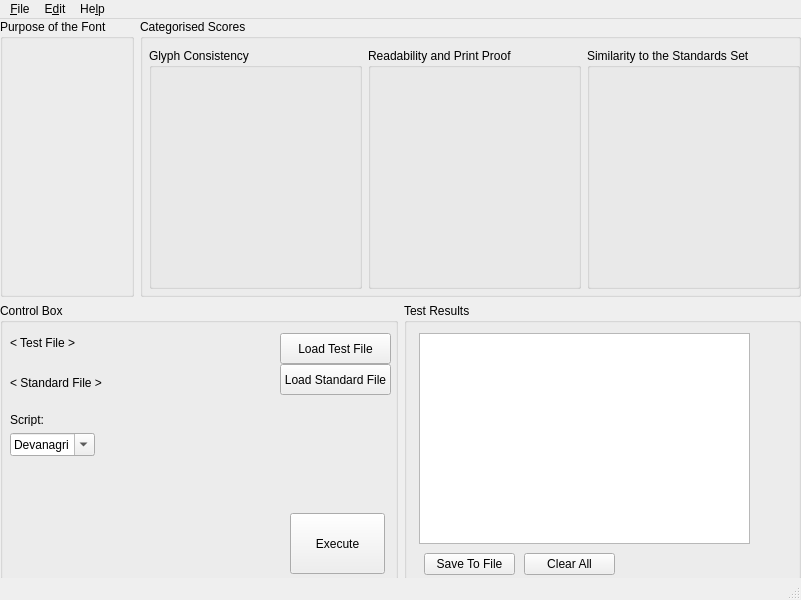
ankur-india/FontCompare, file ui/fontCompare.ui: the form before one commit.
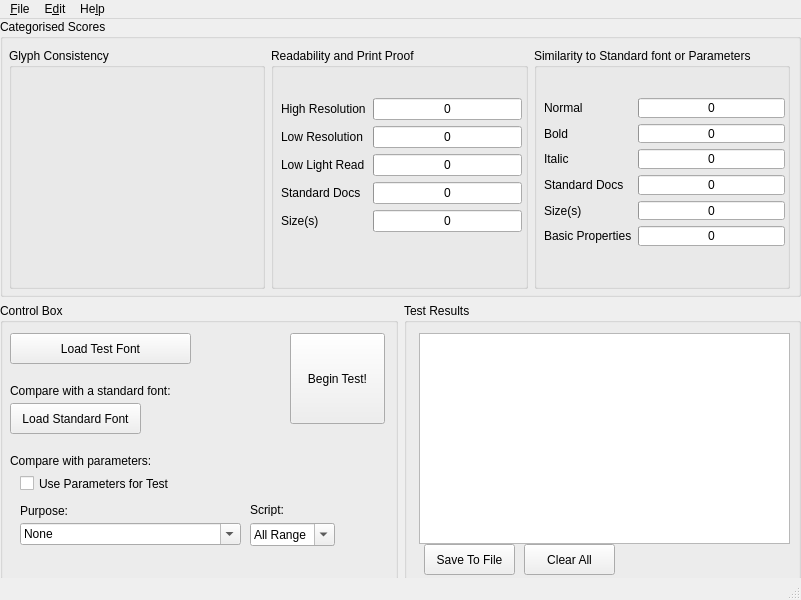
The form after the commit.

Commit message: added more features to the GUI and made it more generic, classifying the kind of tests user wants.

Patch:
```diff
--- a/ui/fontCompare.ui
+++ b/ui/fontCompare.ui
@@ -26,19 +26,6 @@
     <layout class="QVBoxLayout" name="verticalLayout">
      <item>
       <layout class="QHBoxLayout" name="horizontalLayout">
-       <item>
-        <widget class="QGroupBox" name="groupBox_2">
-         <property name="sizePolicy">
-          <sizepolicy hsizetype="Fixed" vsizetype="Preferred">
-           <horstretch>0</horstretch>
-           <verstretch>0</verstretch>
-          </sizepolicy>
-         </property>
-         <property name="title">
-          <string>Purpose of the Font</string>
-         </property>
-        </widget>
-       </item>
        <item>
         <widget class="QGroupBox" name="groupBox">
          <property name="title">
@@ -49,7 +36,7 @@
            <rect>
             <x>9</x>
             <y>29</y>
-            <width>651</width>
+            <width>781</width>
             <height>241</height>
            </rect>
           </property>
@@ -66,13 +53,260 @@
              <property name="title">
               <string>Readability and Print Proof</string>
              </property>
+             <widget class="QWidget" name="layoutWidget">
+              <property name="geometry">
+               <rect>
+                <x>10</x>
+                <y>50</y>
+                <width>241</width>
+                <height>149</height>
+               </rect>
+              </property>
+              <layout class="QFormLayout" name="formLayout_2">
+               <property name="fieldGrowthPolicy">
+                <enum>QFormLayout::ExpandingFieldsGrow</enum>
+               </property>
+               <item row="0" column="0">
+                <widget class="QLabel" name="label_12">
+                 <property name="text">
+                  <string>High Resolution</string>
+                 </property>
+                </widget>
+               </item>
+               <item row="0" column="1">
+                <widget class="QProgressBar" name="progressBar_9">
+                 <property name="maximum">
+                  <number>10</number>
+                 </property>
+                 <property name="value">
+                  <number>0</number>
+                 </property>
+                 <property name="format">
+                  <string>%p</string>
+                 </property>
+                </widget>
+               </item>
+               <item row="1" column="0">
+                <widget class="QLabel" name="label_13">
+                 <property name="text">
+                  <string>Low Resolution </string>
+                 </property>
+                </widget>
+               </item>
+               <item row="1" column="1">
+                <widget class="QProgressBar" name="progressBar_10">
+                 <property name="maximum">
+                  <number>10</number>
+                 </property>
+                 <property name="value">
+                  <number>0</number>
+                 </property>
+                 <property name="format">
+                  <string>%p</string>
+                 </property>
+                </widget>
+               </item>
+               <item row="2" column="0">
+                <widget class="QLabel" name="label_14">
+                 <property name="text">
+                  <string>Low Light Read</string>
+                 </property>
+                </widget>
+               </item>
+               <item row="2" column="1">
+                <widget class="QProgressBar" name="progressBar_11">
+                 <property name="maximum">
+                  <number>10</number>
+                 </property>
+                 <property name="value">
+                  <number>0</number>
+                 </property>
+                 <property name="format">
+                  <string>%p</string>
+                 </property>
+                </widget>
+               </item>
+               <item row="3" column="0">
+                <widget class="QLabel" name="label_15">
+                 <property name="text">
+                  <string>Standard Docs</string>
+                 </property>
+                </widget>
+               </item>
+               <item row="3" column="1">
+                <widget class="QProgressBar" name="progressBar_12">
+                 <property name="maximum">
+                  <number>10</number>
+                 </property>
+                 <property name="value">
+                  <number>0</number>
+                 </property>
+                 <property name="format">
+                  <string>%p</string>
+                 </property>
+                </widget>
+               </item>
+               <item row="4" column="0">
+                <widget class="QLabel" name="label_16">
+                 <property name="text">
+                  <string>Size(s) </string>
+                 </property>
+                </widget>
+               </item>
+               <item row="4" column="1">
+                <widget class="QProgressBar" name="progressBar_13">
+                 <property name="maximum">
+                  <number>10</number>
+                 </property>
+                 <property name="value">
+                  <number>0</number>
+                 </property>
+                 <property name="format">
+                  <string>%p</string>
+                 </property>
+                </widget>
+               </item>
+              </layout>
+             </widget>
             </widget>
            </item>
            <item>
             <widget class="QGroupBox" name="groupBox_5">
              <property name="title">
-              <string>Similarity to the Standards Set</string>
+              <string>Similarity to Standard font or Parameters</string>
              </property>
+             <widget class="QWidget" name="layoutWidget">
+              <property name="geometry">
+               <rect>
+                <x>10</x>
+                <y>50</y>
+                <width>241</width>
+                <height>148</height>
+               </rect>
+              </property>
+              <layout class="QFormLayout" name="formLayout">
+               <item row="0" column="0">
+                <widget class="QLabel" name="label_4">
+                 <property name="text">
+                  <string>Normal</string>
+                 </property>
+                </widget>
+               </item>
+               <item row="0" column="1">
+                <widget class="QProgressBar" name="NormalScoreBar">
+                 <property name="maximum">
+                  <number>10</number>
+                 </property>
+                 <property name="value">
+                  <number>0</number>
+                 </property>
+                 <property name="format">
+                  <string>%v</string>
+                 </property>
+                </widget>
+               </item>
+               <item row="1" column="0">
+                <widget class="QLabel" name="label_5">
+                 <property name="text">
+                  <string>Bold </string>
+                 </property>
+                </widget>
+               </item>
+               <item row="1" column="1">
+                <widget class="QProgressBar" name="progressBar_2">
+                 <property name="maximum">
+                  <number>10</number>
+                 </property>
+                 <property name="value">
+                  <number>0</number>
+                 </property>
+                 <property name="format">
+                  <string>%p</string>
+                 </property>
+                </widget>
+               </item>
+               <item row="2" column="0">
+                <widget class="QLabel" name="label_6">
+                 <property name="text">
+                  <string>Italic </string>
+                 </property>
+                </widget>
+               </item>
+               <item row="2" column="1">
+                <widget class="QProgressBar" name="progressBar_3">
+                 <property name="maximum">
+                  <number>10</number>
+                 </property>
+                 <property name="value">
+                  <number>0</number>
+                 </property>
+                 <property name="format">
+                  <string>%p</string>
+                 </property>
+                </widget>
+               </item>
+               <item row="3" column="0">
+                <widget class="QLabel" name="label_10">
+                 <property name="text">
+                  <string>Standard Docs</string>
+                 </property>
+                </widget>
+               </item>
+               <item row="3" column="1">
+                <widget class="QProgressBar" name="progressBar_7">
+                 <property name="maximum">
+                  <number>10</number>
+                 </property>
+                 <property name="value">
+                  <number>0</number>
+                 </property>
+                 <property name="format">
+                  <string>%p</string>
+                 </property>
+                </widget>
+               </item>
+               <item row="4" column="0">
+                <widget class="QLabel" name="label_11">
+                 <property name="text">
+                  <string>Size(s) </string>
+                 </property>
+                </widget>
+               </item>
+               <item row="4" column="1">
+                <widget class="QProgressBar" name="progressBar_8">
+                 <property name="maximum">
+                  <number>10</number>
+                 </property>
+                 <property name="value">
+                  <number>0</number>
+                 </property>
+                 <property name="format">
+                  <string>%p</string>
+                 </property>
+                </widget>
+               </item>
+               <item row="5" column="1">
+                <widget class="QProgressBar" name="progressBar_4">
+                 <property name="maximum">
+                  <number>10</number>
+                 </property>
+                 <property name="value">
+                  <number>0</number>
+                 </property>
+                 <property name="format">
+                  <string>%p</string>
+                 </property>
+                </widget>
+               </item>
+               <item row="5" column="0">
+                <widget class="QLabel" name="label_7">
+                 <property name="text">
+                  <string>Basic Properties</string>
+                 </property>
+                </widget>
+               </item>
+              </layout>
+             </widget>
             </widget>
            </item>
           </layout>
@@ -91,8 +325,8 @@
          <widget class="QComboBox" name="languageBox">
           <property name="geometry">
            <rect>
-            <x>10</x>
-            <y>130</y>
+            <x>250</x>
+            <y>220</y>
             <width>85</width>
             <height>23</height>
            </rect>
@@ -100,6 +334,11 @@
           <property name="editable">
            <bool>true</bool>
           </property>
+          <item>
+           <property name="text">
+            <string>All Range</string>
+           </property>
+          </item>
           <item>
            <property name="text">
             <string>Devanagri</string>
@@ -120,72 +359,46 @@
           <property name="geometry">
            <rect>
             <x>290</x>
-            <y>210</y>
+            <y>30</y>
             <width>95</width>
-            <height>61</height>
+            <height>91</height>
            </rect>
           </property>
           <property name="text">
-           <string>Execute</string>
+           <string>Begin Test!</string>
           </property>
          </widget>
          <widget class="QPushButton" name="loadTestpushButton">
           <property name="geometry">
            <rect>
-            <x>280</x>
+            <x>10</x>
             <y>30</y>
-            <width>111</width>
+            <width>181</width>
             <height>31</height>
            </rect>
           </property>
           <property name="text">
-           <string>Load Test File</string>
-          </property>
-         </widget>
-         <widget class="QLabel" name="testfilepath">
-          <property name="geometry">
-           <rect>
-            <x>10</x>
-            <y>30</y>
-            <width>271</width>
-            <height>20</height>
-           </rect>
-          </property>
-          <property name="text">
-           <string>                        &lt; Test File &gt;</string>
-          </property>
-         </widget>
-         <widget class="QLabel" name="standardfilepath">
-          <property name="geometry">
-           <rect>
-            <x>10</x>
-            <y>70</y>
-            <width>271</width>
-            <height>20</height>
-           </rect>
-          </property>
-          <property name="text">
-           <string>                        &lt; Standard File &gt;</string>
+           <string>Load Test Font</string>
           </property>
          </widget>
          <widget class="QPushButton" name="loadStandardpushButton">
           <property name="geometry">
            <rect>
-            <x>280</x>
-            <y>61</y>
-            <width>111</width>
+            <x>10</x>
+            <y>100</y>
+            <width>131</width>
             <height>31</height>
            </rect>
           </property>
           <property name="text">
-           <string>Load Standard File</string>
+           <string>Load Standard Font</string>
           </property>
          </widget>
          <widget class="QLabel" name="label_2">
           <property name="geometry">
            <rect>
-            <x>10</x>
-            <y>110</y>
+            <x>250</x>
+            <y>200</y>
             <width>54</width>
             <height>13</height>
            </rect>
@@ -194,6 +407,161 @@
            <string>Script:</string>
           </property>
          </widget>
+         <widget class="QLabel" name="label">
+          <property name="geometry">
+           <rect>
+            <x>10</x>
+            <y>80</y>
+            <width>201</width>
+            <height>16</height>
+           </rect>
+          </property>
+          <property name="text">
+           <string>Compare with a standard font:</string>
+          </property>
+         </widget>
+         <widget class="QLabel" name="label_3">
+          <property name="geometry">
+           <rect>
+            <x>20</x>
+            <y>200</y>
+            <width>51</width>
+            <height>16</height>
+           </rect>
+          </property>
+          <property name="text">
+           <string>Purpose:</string>
+          </property>
+         </widget>
+         <widget class="QComboBox" name="comboBox">
+          <property name="geometry">
+           <rect>
+            <x>20</x>
+            <y>220</y>
+            <width>221</width>
+            <height>22</height>
+           </rect>
+          </property>
+          <property name="editable">
+           <bool>true</bool>
+          </property>
+          <item>
+           <property name="text">
+            <string>None</string>
+           </property>
+          </item>
+          <item>
+           <property name="text">
+            <string>Body Text : Books </string>
+           </property>
+          </item>
+          <item>
+           <property name="text">
+            <string>Body Text: Magazines</string>
+           </property>
+          </item>
+          <item>
+           <property name="text">
+            <string>Body Text: Newspapers</string>
+           </property>
+          </item>
+          <item>
+           <property name="text">
+            <string>Body Text: Dictionaries</string>
+           </property>
+          </item>
+          <item>
+           <property name="text">
+            <string>Body Text: Directories</string>
+           </property>
+          </item>
+          <item>
+           <property name="text">
+            <string>Body Text: Greetings/Invitations</string>
+           </property>
+          </item>
+          <item>
+           <property name="text">
+            <string>Body Text: Poetry</string>
+           </property>
+          </item>
+          <item>
+           <property name="text">
+            <string>Body Text: Children Books</string>
+           </property>
+          </item>
+          <item>
+           <property name="text">
+            <string>Body Text: Advertisements</string>
+           </property>
+          </item>
+          <item>
+           <property name="text">
+            <string>Headline: Books</string>
+           </property>
+          </item>
+          <item>
+           <property name="text">
+            <string>Headline: Magazines</string>
+           </property>
+          </item>
+          <item>
+           <property name="text">
+            <string>Headline: Newspapers</string>
+           </property>
+          </item>
+          <item>
+           <property name="text">
+            <string>Headline: Advertisements</string>
+           </property>
+          </item>
+          <item>
+           <property name="text">
+            <string>Display: Posters/Signboards</string>
+           </property>
+          </item>
+          <item>
+           <property name="text">
+            <string>Display: Glow Signs</string>
+           </property>
+          </item>
+          <item>
+           <property name="text">
+            <string>Display: LED Display</string>
+           </property>
+          </item>
+          <item>
+           <property name="text">
+            <string>Display: TV/Mobiles Display</string>
+           </property>
+          </item>
+         </widget>
+         <widget class="QLabel" name="label_17">
+          <property name="geometry">
+           <rect>
+            <x>10</x>
+            <y>150</y>
+            <width>211</width>
+            <height>16</height>
+           </rect>
+          </property>
+          <property name="text">
+           <string>Compare with parameters:</string>
+          </property>
+         </widget>
+         <widget class="QCheckBox" name="ParametersCheckBox">
+          <property name="geometry">
+           <rect>
+            <x>20</x>
+            <y>170</y>
+            <width>211</width>
+            <height>21</height>
+           </rect>
+          </property>
+          <property name="text">
+           <string>Use Parameters for Test</string>
+          </property>
+         </widget>
         </widget>
        </item>
        <item>
@@ -205,9 +573,9 @@
           <property name="geometry">
            <rect>
             <x>20</x>
-            <y>250</y>
+            <y>241</y>
             <width>91</width>
-            <height>22</height>
+            <height>31</height>
            </rect>
           </property>
           <property name="text">
@@ -218,9 +586,9 @@
           <property name="geometry">
            <rect>
             <x>120</x>
-            <y>250</y>
+            <y>241</y>
             <width>91</width>
-            <height>22</height>
+            <height>31</height>
            </rect>
           </property>
           <property name="text">
@@ -232,7 +600,7 @@
            <rect>
             <x>15</x>
             <y>30</y>
-            <width>331</width>
+            <width>371</width>
             <height>211</height>
            </rect>
           </property>
```
Left out of the diff: 12 changed lines with no effect on the pictures. The commit also changes 13 other files.
